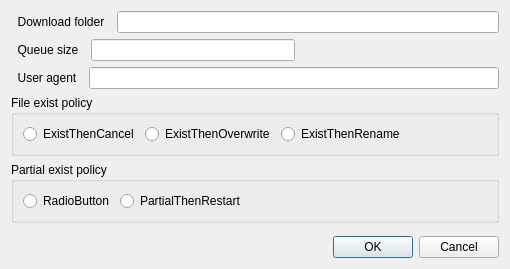
Old version of the form downloadsettings.ui in the repository arifsetiawan/qt-plugin-host.
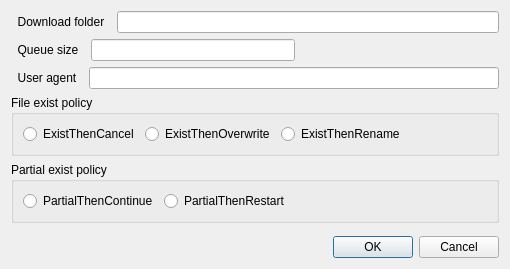
New version of the form.

Diff of the .ui file:
```diff
--- a/downloadsettings.ui
+++ b/downloadsettings.ui
@@ -124,7 +124,7 @@
       <item>
        <widget class="QRadioButton" name="radioPartialContinue">
         <property name="text">
-         <string>RadioButton</string>
+         <string>PartialThenContinue</string>
         </property>
        </widget>
       </item>
```
